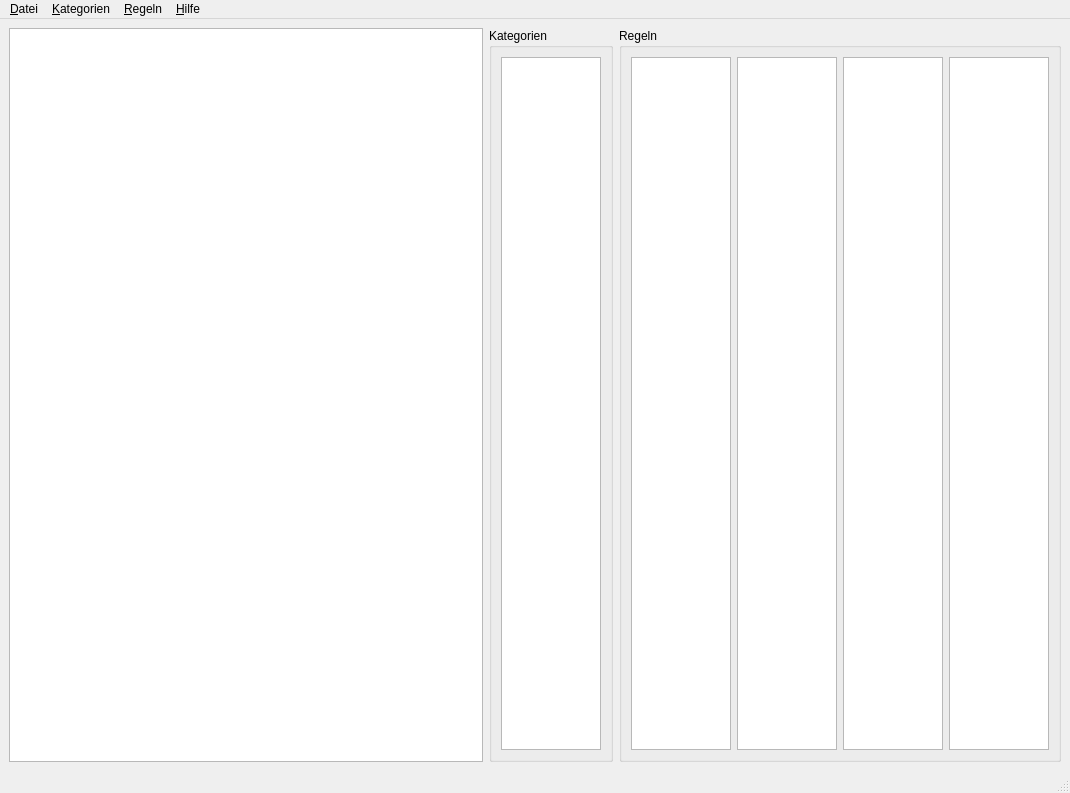
Before: the Qt Designer form UI/MainWindow.ui in shaerdi/Paketmanager, drawn with Qt 5.
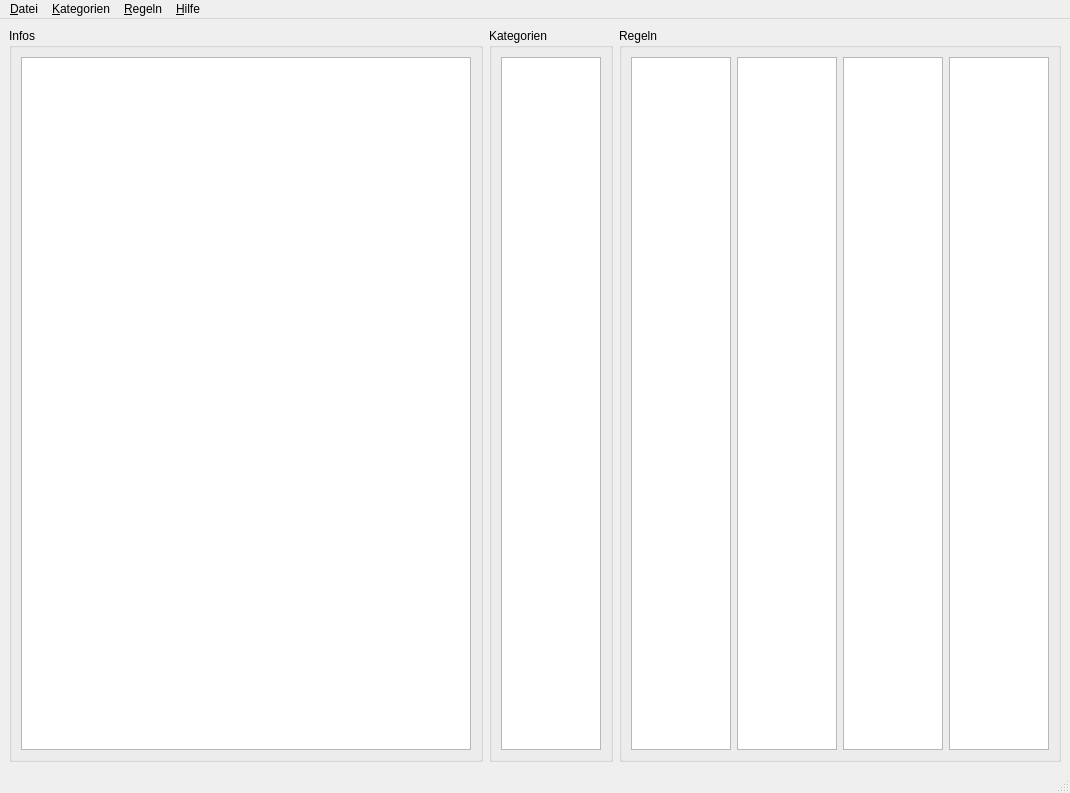
After: the same form once the commit is applied.

```diff
--- a/UI/MainWindow.ui
+++ b/UI/MainWindow.ui
@@ -16,7 +16,44 @@
   <widget class="QWidget" name="centralwidget">
    <layout class="QHBoxLayout" name="horizontalLayout">
     <item>
-     <widget class="QTableView" name="tableView"/>
+     <widget class="QGroupBox" name="groupBox_3">
+      <property name="title">
+       <string>Infos</string>
+      </property>
+      <layout class="QHBoxLayout" name="horizontalLayout_4">
+       <item>
+        <widget class="QTableView" name="infoTableView">
+         <property name="enabled">
+          <bool>true</bool>
+         </property>
+         <property name="frameShadow">
+          <enum>QFrame::Plain</enum>
+         </property>
+         <property name="lineWidth">
+          <number>1</number>
+         </property>
+         <property name="editTriggers">
+          <set>QAbstractItemView::NoEditTriggers</set>
+         </property>
+         <property name="dragDropOverwriteMode">
+          <bool>false</bool>
+         </property>
+         <property name="wordWrap">
+          <bool>false</bool>
+         </property>
+         <property name="cornerButtonEnabled">
+          <bool>false</bool>
+         </property>
+         <attribute name="horizontalHeaderVisible">
+          <bool>true</bool>
+         </attribute>
+         <attribute name="verticalHeaderVisible">
+          <bool>false</bool>
+         </attribute>
+        </widget>
+       </item>
+      </layout>
+     </widget>
     </item>
     <item>
      <widget class="QGroupBox" name="groupBox">
```
Left out of the diff: 36 changed lines with no effect on the pictures.
